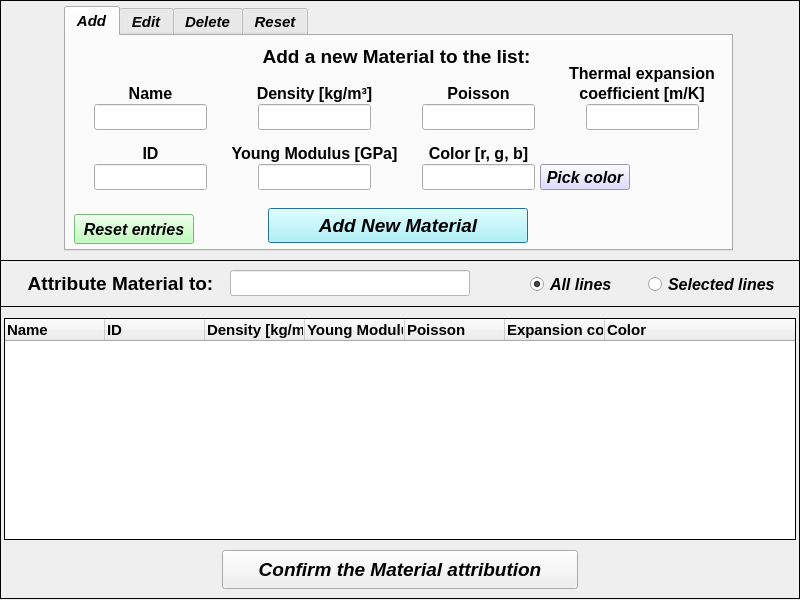
Qt form data/user_input/ui/Model/Setup/Structural/materialInput.ui (open-pulse/OpenPulse) before a commit.
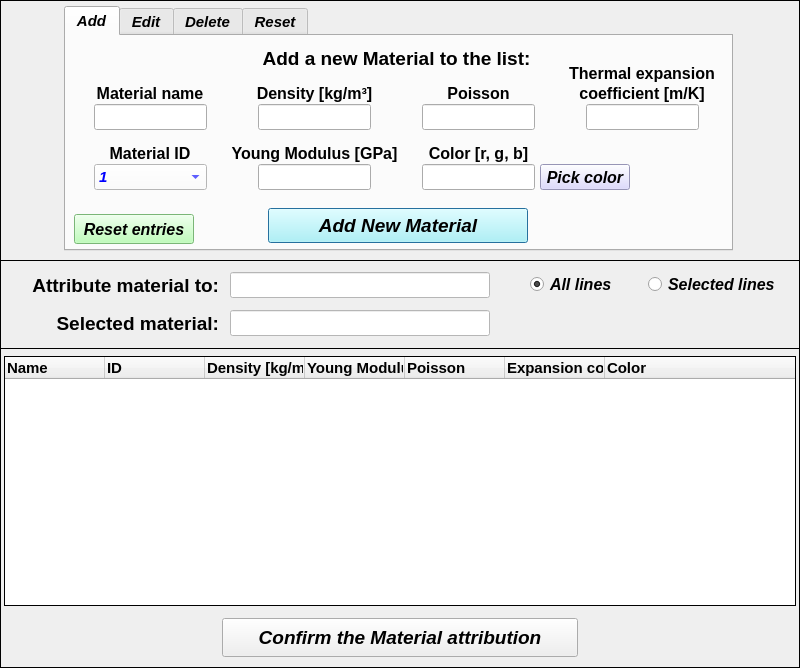
The same form after that commit. Icons and pictures are not drawn.

Commit message: Set fluid/material/compressor: improvements

The edit to the form file:
```diff
--- a/data/user_input/ui/Model/Setup/Structural/materialInput.ui
+++ b/data/user_input/ui/Model/Setup/Structural/materialInput.ui
@@ -10,7 +10,7 @@
     <x>0</x>
     <y>0</y>
     <width>800</width>
-    <height>600</height>
+    <height>668</height>
    </rect>
   </property>
   <property name="sizePolicy">
@@ -22,13 +22,13 @@
   <property name="minimumSize">
    <size>
     <width>690</width>
-    <height>600</height>
+    <height>668</height>
    </size>
   </property>
   <property name="maximumSize">
    <size>
     <width>800</width>
-    <height>600</height>
+    <height>668</height>
    </size>
   </property>
   <property name="contextMenuPolicy">
@@ -133,40 +133,6 @@
        <set>Qt::AlignCenter</set>
       </property>
      </widget>
-     <widget class="QLineEdit" name="lineEdit_id">
-      <property name="geometry">
-       <rect>
-        <x>28</x>
-        <y>128</y>
-        <width>113</width>
-        <height>26</height>
-       </rect>
-      </property>
-      <property name="minimumSize">
-       <size>
-        <width>113</width>
-        <height>26</height>
-       </size>
-      </property>
-      <property name="maximumSize">
-       <size>
-        <width>113</width>
-        <height>26</height>
-       </size>
-      </property>
-      <property name="font">
-       <font>
-        <family>Arial</family>
-        <pointsize>11</pointsize>
-        <weight>75</weight>
-        <italic>false</italic>
-        <bold>true</bold>
-       </font>
-      </property>
-      <property name="alignment">
-       <set>Qt::AlignCenter</set>
-      </property>
-     </widget>
      <widget class="QLabel" name="YoungMod_label">
       <property name="geometry">
        <rect>
@@ -222,14 +188,14 @@
      <widget class="QLabel" name="Name_label">
       <property name="geometry">
        <rect>
-        <x>60</x>
+        <x>24</x>
         <y>48</y>
-        <width>49</width>
+        <width>120</width>
         <height>20</height>
        </rect>
       </property>
       <property name="text">
-       <string>&lt;html&gt;&lt;head/&gt;&lt;body&gt;&lt;p align=&quot;center&quot;&gt;&lt;span style=&quot; font-size:12pt; font-style:normal;&quot;&gt;Name&lt;/span&gt;&lt;/p&gt;&lt;/body&gt;&lt;/html&gt;</string>
+       <string>&lt;html&gt;&lt;head/&gt;&lt;body&gt;&lt;p align=&quot;center&quot;&gt;&lt;span style=&quot; font-size:12pt; font-style:normal;&quot;&gt;Material name&lt;/span&gt;&lt;/p&gt;&lt;/body&gt;&lt;/html&gt;</string>
       </property>
      </widget>
      <widget class="QLineEdit" name="lineEdit_density">
@@ -303,14 +269,14 @@
      <widget class="QLabel" name="ID_label">
       <property name="geometry">
        <rect>
-        <x>62</x>
+        <x>24</x>
         <y>108</y>
-        <width>45</width>
+        <width>120</width>
         <height>20</height>
        </rect>
       </property>
       <property name="text">
-       <string>&lt;html&gt;&lt;head/&gt;&lt;body&gt;&lt;p align=&quot;center&quot;&gt;&lt;span style=&quot; font-size:12pt; font-style:normal;&quot;&gt;ID&lt;/span&gt;&lt;/p&gt;&lt;/body&gt;&lt;/html&gt;</string>
+       <string>&lt;html&gt;&lt;head/&gt;&lt;body&gt;&lt;p align=&quot;center&quot;&gt;&lt;span style=&quot; font-size:12pt; font-style:normal;&quot;&gt;Material ID&lt;/span&gt;&lt;/p&gt;&lt;/body&gt;&lt;/html&gt;</string>
       </property>
      </widget>
      <widget class="QLabel" name="poisson_label">
@@ -442,7 +408,7 @@
       <property name="geometry">
        <rect>
         <x>176</x>
-        <y>8</y>
+        <y>10</y>
         <width>309</width>
         <height>25</height>
        </rect>
@@ -638,6 +604,60 @@
        <string>Pick color</string>
       </property>
      </widget>
+     <widget class="QComboBox" name="comboBox_material_id">
+      <property name="geometry">
+       <rect>
+        <x>28</x>
+        <y>128</y>
+        <width>113</width>
+        <height>26</height>
+       </rect>
+      </property>
+      <property name="font">
+       <font>
+        <family>Arial</family>
+        <pointsize>11</pointsize>
+        <weight>75</weight>
+        <italic>true</italic>
+        <bold>true</bold>
+       </font>
+      </property>
+      <property name="whatsThis">
+       <string>&lt;html&gt;&lt;head/&gt;&lt;body&gt;&lt;p align=&quot;center&quot;&gt;&lt;br/&gt;&lt;/p&gt;&lt;/body&gt;&lt;/html&gt;</string>
+      </property>
+      <property name="styleSheet">
+       <string notr="true">color: rgb(0, 0, 255);
+background-color: rgb(255, 255, 255);</string>
+      </property>
+      <property name="maxVisibleItems">
+       <number>100</number>
+      </property>
+      <item>
+       <property name="text">
+        <string>1</string>
+       </property>
+      </item>
+      <item>
+       <property name="text">
+        <string>2</string>
+       </property>
+      </item>
+      <item>
+       <property name="text">
+        <string>3</string>
+       </property>
+      </item>
+      <item>
+       <property name="text">
+        <string>4</string>
+       </property>
+      </item>
+      <item>
+       <property name="text">
+        <string>5</string>
+       </property>
+      </item>
+     </widget>
     </widget>
     <widget class="QWidget" name="tab_edit_material">
      <attribute name="title">
@@ -1692,7 +1712,7 @@
      <x>0</x>
      <y>260</y>
      <width>800</width>
-     <height>47</height>
+     <height>89</height>
     </rect>
    </property>
    <property name="minimumSize">
@@ -1796,7 +1816,7 @@
     <property name="geometry">
      <rect>
       <x>22</x>
-      <y>10</y>
+      <y>12</y>
       <width>197</width>
       <height>28</height>
      </rect>
@@ -1810,7 +1830,7 @@
      </font>
     </property>
     <property name="text">
-     <string>&lt;html&gt;&lt;head/&gt;&lt;body&gt;&lt;p align=&quot;center&quot;&gt;Attribute Material to:&lt;/p&gt;&lt;/body&gt;&lt;/html&gt;</string>
+     <string>&lt;html&gt;&lt;head/&gt;&lt;body&gt;&lt;p align=&quot;right&quot;&gt;Attribute material to:&lt;/p&gt;&lt;/body&gt;&lt;/html&gt;</string>
     </property>
     <property name="textFormat">
      <enum>Qt::AutoText</enum>
@@ -1826,20 +1846,20 @@
     <property name="geometry">
      <rect>
       <x>230</x>
-      <y>10</y>
-      <width>240</width>
+      <y>12</y>
+      <width>260</width>
       <height>26</height>
      </rect>
     </property>
     <property name="minimumSize">
      <size>
-      <width>240</width>
+      <width>260</width>
       <height>26</height>
      </size>
     </property>
     <property name="maximumSize">
      <size>
-      <width>240</width>
+      <width>260</width>
       <height>26</height>
      </size>
     </property>
@@ -1866,14 +1886,88 @@
      <set>Qt::AlignCenter</set>
     </property>
    </widget>
+   <widget class="QLineEdit" name="lineEdit_selected_material_name">
+    <property name="enabled">
+     <bool>false</bool>
+    </property>
+    <property name="geometry">
+     <rect>
+      <x>230</x>
+      <y>50</y>
+      <width>260</width>
+      <height>26</height>
+     </rect>
+    </property>
+    <property name="minimumSize">
+     <size>
+      <width>260</width>
+      <height>26</height>
+     </size>
+    </property>
+    <property name="maximumSize">
+     <size>
+      <width>260</width>
+      <height>26</height>
+     </size>
+    </property>
+    <property name="font">
+     <font>
+      <family>Arial</family>
+      <pointsize>11</pointsize>
+      <weight>75</weight>
+      <italic>true</italic>
+      <bold>true</bold>
+     </font>
+    </property>
+    <property name="focusPolicy">
+     <enum>Qt::ClickFocus</enum>
+    </property>
+    <property name="styleSheet">
+     <string notr="true">background-color: rgb(255, 255, 255);
+color: rgb(0, 0, 255);</string>
+    </property>
+    <property name="text">
+     <string/>
+    </property>
+    <property name="alignment">
+     <set>Qt::AlignCenter</set>
+    </property>
+   </widget>
+   <widget class="QLabel" name="label_3">
+    <property name="geometry">
+     <rect>
+      <x>22</x>
+      <y>50</y>
+      <width>197</width>
+      <height>28</height>
+     </rect>
+    </property>
+    <property name="font">
+     <font>
+      <family>Arial</family>
+      <pointsize>14</pointsize>
+      <weight>75</weight>
+      <bold>true</bold>
+     </font>
+    </property>
+    <property name="text">
+     <string>&lt;html&gt;&lt;head/&gt;&lt;body&gt;&lt;p align=&quot;right&quot;&gt;Selected material:&lt;/p&gt;&lt;/body&gt;&lt;/html&gt;</string>
+    </property>
+    <property name="textFormat">
+     <enum>Qt::AutoText</enum>
+    </property>
+    <property name="alignment">
+     <set>Qt::AlignRight|Qt::AlignTrailing|Qt::AlignVCenter</set>
+    </property>
+   </widget>
   </widget>
   <widget class="QFrame" name="frame_2">
    <property name="geometry">
     <rect>
      <x>0</x>
-     <y>306</y>
+     <y>348</y>
      <width>800</width>
-     <height>293</height>
+     <height>320</height>
     </rect>
    </property>
    <property name="minimumSize">
@@ -1901,21 +1995,21 @@
     <property name="geometry">
      <rect>
       <x>4</x>
-      <y>12</y>
+      <y>8</y>
       <width>792</width>
-      <height>222</height>
+      <height>250</height>
      </rect>
     </property>
     <property name="minimumSize">
      <size>
       <width>790</width>
-      <height>222</height>
+      <height>250</height>
      </size>
     </property>
     <property name="maximumSize">
      <size>
       <width>792</width>
-      <height>222</height>
+      <height>250</height>
      </size>
     </property>
     <property name="font">
@@ -1984,7 +2078,7 @@
     <property name="geometry">
      <rect>
       <x>222</x>
-      <y>244</y>
+      <y>270</y>
       <width>356</width>
       <height>39</height>
      </rect>
```
Left out of the diff: 107 changed lines with no effect on the pictures. The commit also changes 16 other files.
